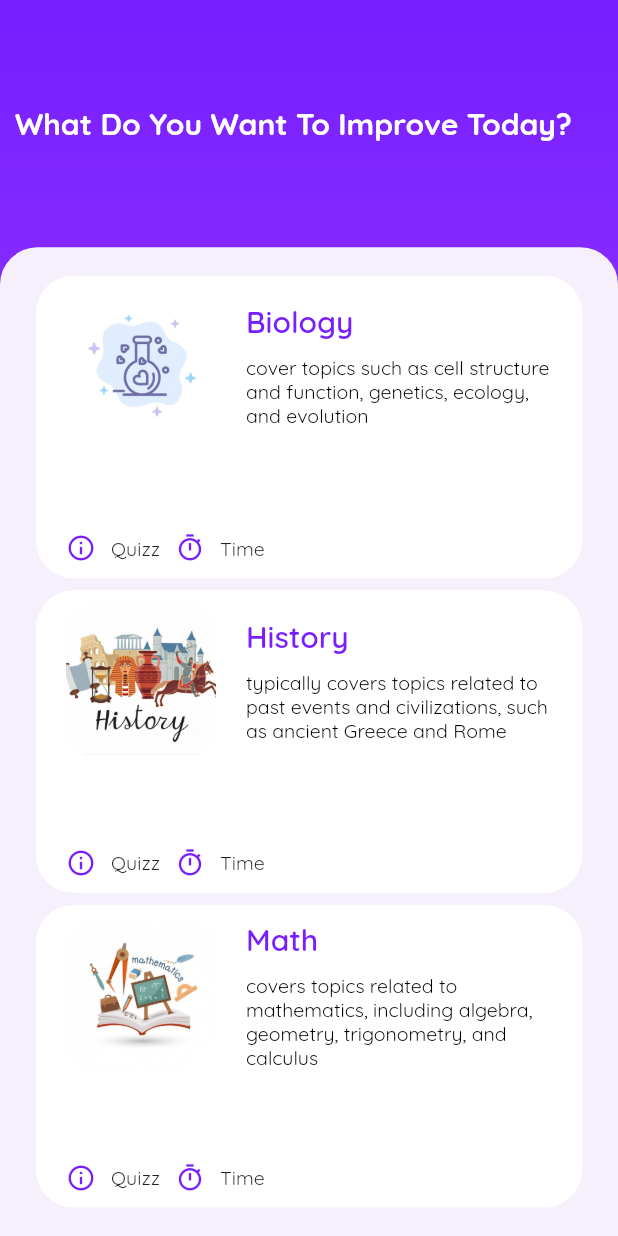
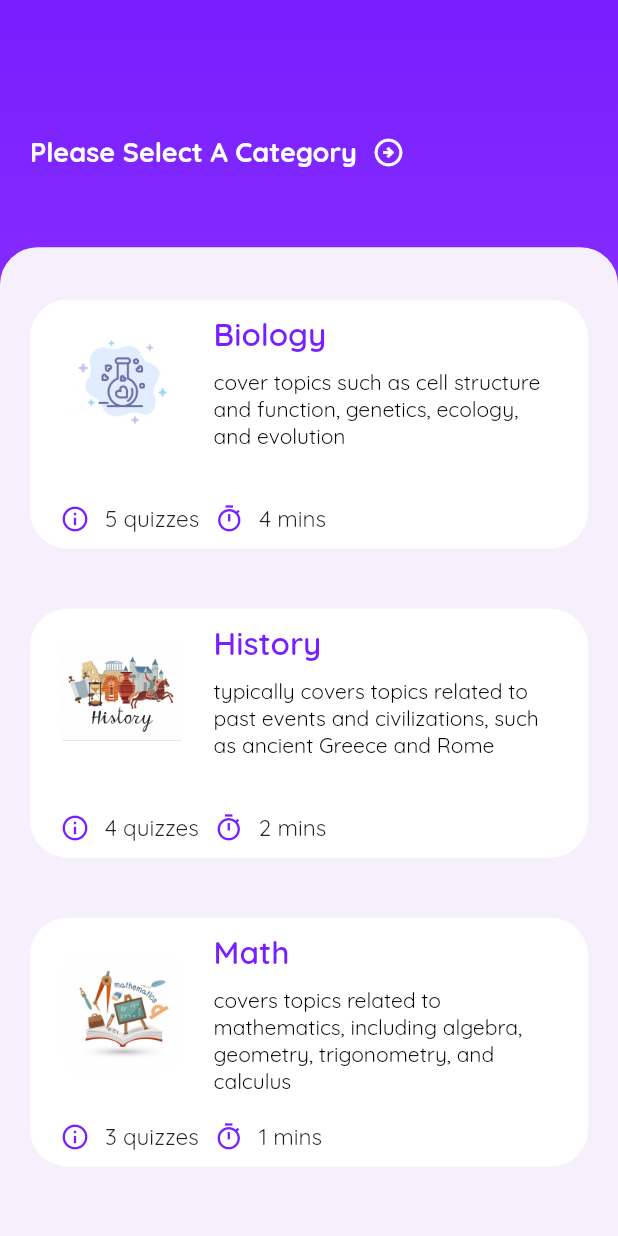
Before and after one commit to shalabycr7/quizzy_land, a Flutter app: the screen it shows after launch, on a phone screen of 412 x 824 dp. Run offline on Flutter 3.47's test engine with Material 2 defaults, Android fonts, the phone set to English and light mode, and no system bars; our stand-ins replace google_fonts; missing offline and left inert: flutter_timer_countdown.

Commit message:
Improved code + redesign category screen

```diff
--- a/lib/main.dart
+++ b/lib/main.dart
@@ -2,8 +2,6 @@ import 'package:flutter/material.dart';
 import 'package:provider/provider.dart';
 import 'package:quizzy_land/global/questions_index_listener.dart';
 import 'package:quizzy_land/screens/category_screen.dart';
-import 'package:quizzy_land/screens/login_screen.dart';
-import 'package:quizzy_land/screens/quiz_screen.dart';
 
 void main() {
   runApp(
--- a/lib/screens/category_screen.dart
+++ b/lib/screens/category_screen.dart
@@ -15,21 +15,33 @@ class CategoryScreen extends StatelessWidget {
           decoration: blueGradient,
         ),
         Positioned(
-          left: 10,
-          right: 10,
-          top: 70,
-          child: Text(
-            "What Do You Want To Improve Today?",
-            style: GoogleFonts.quicksand(
-                fontSize: 20.0,
+          left: 20,
+          right: 20,
+          top: 90,
+          child: Row(
+            children: [
+              Text(
+                "Please Select A Category",
+                style: GoogleFonts.quicksand(
+                    fontSize: 18.0,
+                    color: Colors.white,
+                    fontWeight: FontWeight.w700),
+              ),
+              const SizedBox(
+                width: 10,
+              ),
+              const Icon(
+                Icons.arrow_circle_right_outlined,
                 color: Colors.white,
-                fontWeight: FontWeight.bold),
+                size: 22,
+              )
+            ],
           ),
         ),
         Positioned(
           bottom: 0,
           child: Container(
-            padding: EdgeInsets.symmetric(vertical: 15, horizontal: 20),
+            padding: const EdgeInsets.symmetric(vertical: 15, horizontal: 20),
             width: MediaQuery.of(context).size.width,
             height: MediaQuery.of(context).size.height * 0.8,
             decoration: const BoxDecoration(
@@ -41,25 +53,28 @@ class CategoryScreen extends StatelessWidget {
             child: Column(
               children: const [
                 CardCategory(
-                  images:
-                      "assets/images/Love Heart Cloud Vector Hd PNG Images, Flask Love Heart Wedding Blue Icon On Abstract Cloud Backgrou, Heart Icons, Cloud Icons, Love Icons PNG Image For Free Download.jpg",
+                  images: "assets/images/biology_badge.jpg",
                   testName: "Biology ",
                   brief:
                       "cover topics such as cell structure and function, genetics, ecology, and evolution",
+                  numOfQuestions: 5,
+                  time: 4,
                 ),
                 CardCategory(
-                  images:
-                      "assets/images/WhatsApp Image 2023-07-14 at 6.01.46 PM (1).jpeg",
+                  images: "assets/images/history_badge.jpeg",
                   testName: "History",
                   brief:
                       "typically covers topics related to past events and civilizations, such as ancient Greece and Rome",
+                  numOfQuestions: 4,
+                  time: 2,
                 ),
                 CardCategory(
-                  images:
-                      "assets/images/Premium Vector _ Open book and icons of mathematics.jpg",
+                  images: "assets/images/maths_badge.jpg",
                   testName: "Math",
                   brief:
                       "covers topics related to mathematics, including algebra, geometry, trigonometry, and calculus",
+                  numOfQuestions: 3,
+                  time: 1,
                 ),
               ],
             ),
--- a/lib/screens/login_screen.dart
+++ b/lib/screens/login_screen.dart
@@ -24,7 +24,7 @@ class LoginScreen extends StatelessWidget {
         ),
         Positioned(
           child: Image.asset(
-            "assets/images/logo1.png",
+            "assets/images/logo.png",
             width: 400,
             height: 400,
           ),
@@ -48,8 +48,8 @@ class LoginScreen extends StatelessWidget {
           child: Container(
             width: screenSize.width,
             height: screenSize.height * 0.4,
-            decoration: BoxDecoration(
-              color: const Color.fromARGB(255, 245, 240, 252),
+            decoration: const BoxDecoration(
+              color: Color.fromARGB(255, 245, 240, 252),
               borderRadius: BorderRadius.vertical(
                 top: Radius.circular(25),
               ),
@@ -68,7 +68,7 @@ class LoginScreen extends StatelessWidget {
                       Text(
                         'Login',
                         style: GoogleFonts.quicksand(
-                          textStyle: TextStyle(
+                          textStyle: const TextStyle(
                             fontSize: 35.0,
                             fontWeight: FontWeight.bold,
                             color: Color.fromARGB(255, 120, 30, 255),
@@ -115,25 +115,25 @@ class LoginScreen extends StatelessWidget {
                             Navigator.push(
                               context,
                               MaterialPageRoute(
-                                builder: (context) => QuizScreen(),
+                                builder: (context) => const QuizScreen(),
                               ),
                             );
                           }
                         },
+                        style: ElevatedButton.styleFrom(
+                          foregroundColor: Colors.white,
+                          backgroundColor: const Color.fromARGB(255, 120, 30, 255),
+                          shape: RoundedRectangleBorder(
+                            borderRadius: BorderRadius.circular(30.0),
+                          ),
+                          fixedSize: const Size(200.0, 50.0),
+                        ),
                         child: Text(
                           'Login',
                           style: GoogleFonts.quicksand(
                             fontSize: 20.0,
                             color: Colors.white,
                           ),
-                        ),
-                        style: ElevatedButton.styleFrom(
-                          foregroundColor: Colors.white,
-                          backgroundColor: Color.fromARGB(255, 120, 30, 255),
-                          shape: RoundedRectangleBorder(
-                            borderRadius: BorderRadius.circular(30.0),
-                          ),
-                          fixedSize: const Size(200.0, 50.0),
                         ),
                       ),
                       SizedBox(
--- a/lib/screens/test.dart
+++ /dev/null
@@ -1,14 +0,0 @@
-import 'package:flutter/material.dart';
-// ignore: depend_on_referenced_packages
-import 'package:google_fonts/google_fonts.dart';
-class test extends StatelessWidget {
-  const test({super.key});
-
-  @override
-  Widget build(BuildContext context) {
-    return Scaffold(
-      body: Container(color:  Colors.amberAccent,
-      ),
-    );
-  }
-}
--- a/lib/shared/card_category.dart
+++ b/lib/shared/card_category.dart
@@ -1,49 +1,58 @@
-// ignore_for_file: depend_on_referenced_packages
-
 import 'package:flutter/material.dart';
 import 'package:google_fonts/google_fonts.dart';
-import 'package:quizzy_land/screens/test.dart';
+import 'package:quizzy_land/screens/quiz_screen.dart';
 
 class CardCategory extends StatelessWidget {
   final String? images;
   final String? testName;
   final String? brief;
-  const CardCategory({super.key, this.images, this.testName, this.brief});
+  final int? numOfQuestions;
+  final int? time;
+
+  const CardCategory(
+      {Key? key,
+      this.images,
+      this.testName,
+      this.brief,
+      this.numOfQuestions,
+      this.time})
+      : super(key: key);
 
   @override
   Widget build(BuildContext context) {
     var screenSize = MediaQuery.of(context).size;
-    return Expanded(
+    return SizedBox(
+      height: screenSize.height * 0.25,
       child: InkWell(
         onTap: () {
           Navigator.push(
             context,
-            MaterialPageRoute(builder: (context) => const test()),
+            MaterialPageRoute(builder: (context) => const QuizScreen()),
           );
         },
         child: Card(
           color: Colors.white,
+          margin: const EdgeInsets.symmetric(vertical: 20),
           shape: const RoundedRectangleBorder(
               borderRadius: BorderRadius.all(Radius.circular(25))),
           elevation: 0.0,
           child: Container(
-              width: screenSize.width,
-              padding: EdgeInsets.symmetric(horizontal: 20, vertical: 10),
+            width: double.infinity,
+            padding: const EdgeInsets.symmetric(horizontal: 20, vertical: 10),
             child: Column(
               children: [
-                  Row(children: [
+                Row(
+                  children: [
                     ClipRRect(
-                      borderRadius: BorderRadius.all(Radius.circular(15)),
+                      borderRadius: const BorderRadius.all(Radius.circular(15)),
                       child: Image.asset(
                         images!,
-                        width: 100.0,
-                        height: 100.0,
-                        fit: BoxFit.cover,
+                        fit: BoxFit.fitWidth,
+                        width: screenSize.width * 0.2,
+                        height: screenSize.width * 0.2,
                       ),
                     ),
-                    const SizedBox(
-                      width: 20,
-                    ),
+                    const SizedBox(width: 20),
                     Expanded(
                       child: Column(
                         crossAxisAlignment: CrossAxisAlignment.start,
@@ -51,57 +60,48 @@ class CardCategory extends StatelessWidget {
                           Text(
                             testName!,
                             style: GoogleFonts.quicksand(
-                                fontSize: 20,
-                                color: Color.fromARGB(255, 120, 30, 255),
-                                fontWeight: FontWeight.w600),
+                              fontSize: 21,
+                              color: const Color.fromARGB(255, 120, 30, 255),
+                              fontWeight: FontWeight.w600,
                             ),
-                          const SizedBox(
-                            height: 10,
                           ),
+                          const SizedBox(height: 10),
                           Text(
                             brief!,
                             style: GoogleFonts.quicksand(
-                              fontSize: 13.0,
+                              fontSize: 14,
                               color: Colors.black,
                             ),
                           ),
                         ],
                       ),
                     ),
-                  ]),
-                  Spacer(),
+                  ],
+                ),
+                const Spacer(),
                 Row(
                   mainAxisAlignment: MainAxisAlignment.start,
                   children: [
                     const Icon(Icons.info_outline,
                         color: Color.fromARGB(255, 120, 30, 255), size: 20.0),
-                      const SizedBox(
-                        width: 10,
+                    const SizedBox(width: 10),
+                    Text(
+                      "${numOfQuestions!} quizzes",
+                      style: GoogleFonts.quicksand(fontSize: 15),
                     ),
-                      Text(
-                        "Quizz",
-                        style: GoogleFonts.quicksand(
-                          fontSize: 13,
-                        ),
-                      ),
-                      const SizedBox(
-                        width: 10,
-                      ),
+                    const SizedBox(width: 10),
                     const Icon(Icons.timer_outlined,
                         color: Color.fromARGB(255, 120, 30, 255), size: 20.0),
-                      const SizedBox(
-                        width: 10,
-                      ),
+                    const SizedBox(width: 10),
                     Text(
-                        "Time",
-                        style: GoogleFonts.quicksand(
-                          fontSize: 13,
-                        ),
+                      "${time!} mins",
+                      style: GoogleFonts.quicksand(fontSize: 15),
                     ),
                   ],
                 ),
               ],
-              )),
+            ),
+          ),
         ),
       ),
     );
```
Also changed, not shown: assets/images/History Doodles With Lettering_ Stock Vector - Illustration of concepts, doodle_ 137829161.jpg (deleted), assets/images/biology_badge.jpg (renamed from assets/images/Love Heart Cloud Vector Hd PNG Images, Flask Love Heart Wedding Blue Icon On Abstract Cloud Backgrou, Heart Icons, Cloud Icons, Love Icons PNG Image For Free Download.jpg), assets/images/ff/1.jpg (deleted), assets/images/ff/Aesthetic wallpaper.jpg (deleted), assets/images/ff/Bingkai We are bare bears.png (deleted), assets/images/ff/Blue wallpaper.jpg (deleted), assets/images/ff/efc875fc-1635-498f-9dd5-6e3a550fbdad.jpg (deleted), assets/images/history_badge.jpeg (renamed from assets/images/WhatsApp Image 2023-07-14 at 6.01.46 PM (1).jpeg), assets/images/logo.png, assets/images/logo1.png (deleted), assets/images/maths_badge.jpg (renamed from assets/images/Premium Vector _ Open book and icons of mathematics.jpg). Lines whose indentation alone changed are shown as unchanged.
